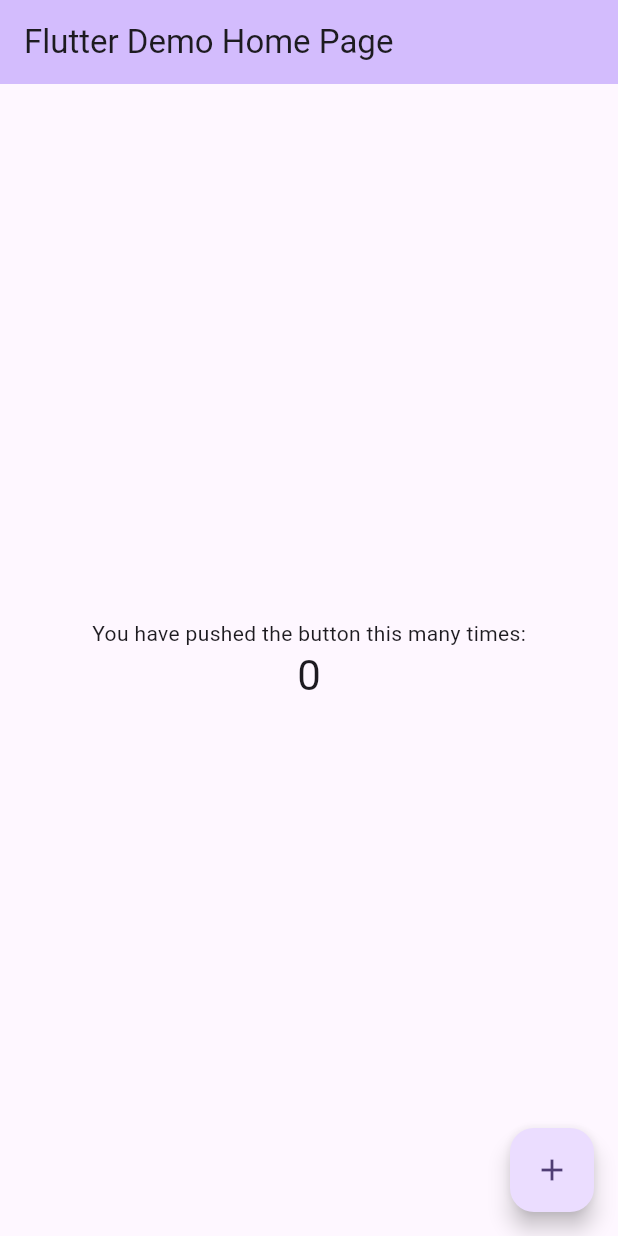
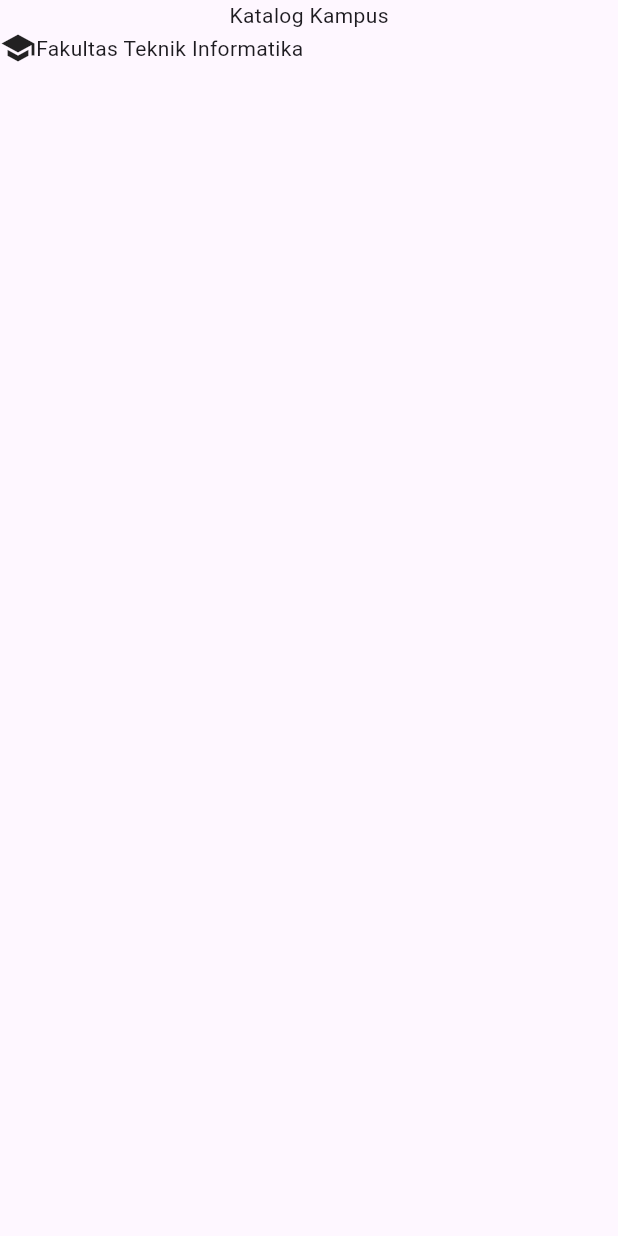
Before and after one commit to RizlH/BelajarLayoutDart, a Flutter app: the screen it shows after launch, on a phone screen of 412 x 824 dp. Run offline on Flutter 3.47's test engine with Material 3 defaults, Android fonts, the phone set to English and light mode, and no system bars.

Commit message:
Widget: Bukan Kotak di Layar

```diff
--- a/layout5/lib/main.dart
+++ b/layout5/lib/main.dart
@@ -7,115 +7,35 @@ void main() {
 class MyApp extends StatelessWidget {
   const MyApp({super.key});
 
-  // This widget is the root of your application.
   @override
   Widget build(BuildContext context) {
     return MaterialApp(
-      title: 'Flutter Demo',
+      debugShowCheckedModeBanner: false,
+      title: 'Aplikasi Mahasiswa',
       theme: ThemeData(
-        // This is the theme of your application.
-        //
-        // TRY THIS: Try running your application with "flutter run". You'll see
-        // the application has a purple toolbar. Then, without quitting the app,
-        // try changing the seedColor in the colorScheme below to Colors.green
-        // and then invoke "hot reload" (save your changes or press the "hot
-        // reload" button in a Flutter-supported IDE, or press "r" if you used
-        // the command line to start the app).
-        //
-        // Notice that the counter didn't reset back to zero; the application
-        // state is not lost during the reload. To reset the state, use hot
-        // restart instead.
-        //
-        // This works for code too, not just values: Most code changes can be
-        // tested with just a hot reload.
-        colorScheme: .fromSeed(seedColor: Colors.deepPurple),
+        primarySwatch: Colors.blue,
       ),
-      home: const MyHomePage(title: 'Flutter Demo Home Page'),
+      home: MyHomePage(),
     );
   }
 }
 
-class MyHomePage extends StatefulWidget {
-  const MyHomePage({super.key, required this.title});
-
-  // This widget is the home page of your application. It is stateful, meaning
-  // that it has a State object (defined below) that contains fields that affect
-  // how it looks.
-
-  // This class is the configuration for the state. It holds the values (in this
-  // case the title) provided by the parent (in this case the App widget) and
-  // used by the build method of the State. Fields in a Widget subclass are
-  // always marked "final".
-
-  final String title;
-
-  @override
-  State<MyHomePage> createState() => _MyHomePageState();
-}
-
-class _MyHomePageState extends State<MyHomePage> {
-  int _counter = 0;
-
-  void _incrementCounter() {
-    setState(() {
-      // This call to setState tells the Flutter framework that something has
-      // changed in this State, which causes it to rerun the build method below
-      // so that the display can reflect the updated values. If we changed
-      // _counter without calling setState(), then the build method would not be
-      // called again, and so nothing would appear to happen.
-      _counter++;
-    });
-  }
+class MyHomePage extends StatelessWidget {
+  const MyHomePage({super.key});
 
   @override
   Widget build(BuildContext context) {
-    // This method is rerun every time setState is called, for instance as done
-    // by the _incrementCounter method above.
-    //
-    // The Flutter framework has been optimized to make rerunning build methods
-    // fast, so that you can just rebuild anything that needs updating rather
-    // than having to individually change instances of widgets.
     return Scaffold(
-      appBar: AppBar(
-        // TRY THIS: Try changing the color here to a specific color (to
-        // Colors.amber, perhaps?) and trigger a hot reload to see the AppBar
-        // change color while the other colors stay the same.
-        backgroundColor: Theme.of(context).colorScheme.inversePrimary,
-        // Here we take the value from the MyHomePage object that was created by
-        // the App.build method, and use it to set our appbar title.
-        title: Text(widget.title),
-      ),
-      body: Center(
-        // Center is a layout widget. It takes a single child and positions it
-        // in the middle of the parent.
-        child: Column(
-          // Column is also a layout widget. It takes a list of children and
-          // arranges them vertically. By default, it sizes itself to fit its
-          // children horizontally, and tries to be as tall as its parent.
-          //
-          // Column has various properties to control how it sizes itself and
-          // how it positions its children. Here we use mainAxisAlignment to
-          // center the children vertically; the main axis here is the vertical
-          // axis because Columns are vertical (the cross axis would be
-          // horizontal).
-          //
-          // TRY THIS: Invoke "debug painting" (choose the "Toggle Debug Paint"
-          // action in the IDE, or press "p" in the console), to see the
-          // wireframe for each widget.
-          mainAxisAlignment: .center,
-          children: [
-            const Text('You have pushed the button this many times:'),
-            Text(
-              '$_counter',
-              style: Theme.of(context).textTheme.headlineMedium,
-            ),
-          ],
-        ),
-      ),
-      floatingActionButton: FloatingActionButton(
-        onPressed: _incrementCounter,
-        tooltip: 'Increment',
-        child: const Icon(Icons.add),
+      body: Column(
+        children: [
+          const Text('Katalog Kampus'),
+          Row(
+            children: const [
+            Icon(Icons.school),
+            Text('Fakultas Teknik Informatika'),
+            ]
+          ),
+        ]
       ),
     );
   }
```
